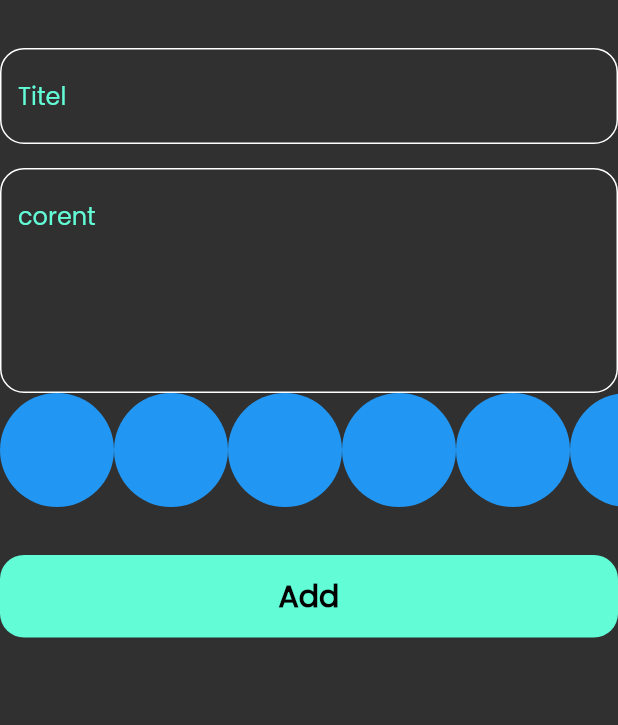
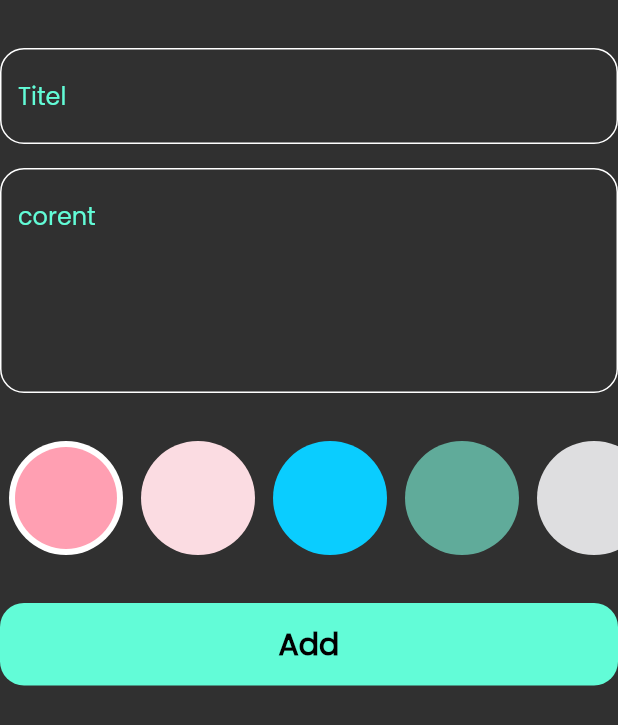
Before and after one commit to abdallh18/notes_app, a Flutter app: the AddNoteForm widget shown alone on an empty page, opened directly, on a phone screen of 412 x 824 dp. Shown: the top 725 px of the screen. Run offline on Flutter 3.47's test engine with Material 2 defaults, Android fonts, the phone set to English and light mode, and no system bars; our stand-ins replace bloc, flutter_bloc, font_awesome_flutter, hive, hive_flutter; accounts and stored records are empty.

Commit message:
colors list view part 2

```diff
--- a/lib/widgets/add_note_form.dart
+++ b/lib/widgets/add_note_form.dart
@@ -46,6 +46,9 @@ class _AddNoteFormState extends State<AddNoteForm> {
             hint: 'corent',
             maxLine: 5,
           ),
+          const SizedBox(
+            height: 32,
+          ),
           const ColorsListView(),
           const SizedBox(
             height: 32,
--- a/lib/widgets/colors_list_view.dart
+++ b/lib/widgets/colors_list_view.dart
@@ -1,29 +1,67 @@
 import 'package:flutter/material.dart';
 
 class ColorItem extends StatelessWidget {
-  const ColorItem({super.key});
-
+  const ColorItem({super.key, required this.isActive, required this.color});
+  final bool isActive;
+  final Color color;
   @override
   Widget build(BuildContext context) {
-    return const CircleAvatar(
-      backgroundColor: Colors.blue,
-      radius: 38,
-    );
+    return isActive
+        ? CircleAvatar(
+            radius: 38,
+            backgroundColor: Colors.white,
+            child: CircleAvatar(
+              backgroundColor: color,
+              radius: 34,
+            ),
+          )
+        : CircleAvatar(
+            backgroundColor: color,
+            radius: 38,
+          );
   }
 }
 
-class ColorsListView extends StatelessWidget {
+class ColorsListView extends StatefulWidget {
   const ColorsListView({super.key});
 
+  @override
+  State<ColorsListView> createState() => _ColorsListViewState();
+}
+
+class _ColorsListViewState extends State<ColorsListView> {
+  int currentIndex = 0;
+
+  List<Color> colors = const [
+    Color(0xffFF9FB2),
+    Color(0xffFBDCE2),
+    Color(0xff0ACDFF),
+    Color(0xff60AB9A),
+    Color(0xffDEDEE0),
+  ];
   @override
   Widget build(BuildContext context) {
     return SizedBox(
       height: 38 * 2,
       child: ListView.builder(
-        itemCount: 10,
+        itemCount: colors.length,
         scrollDirection: Axis.horizontal,
         itemBuilder: (context, index) {
-          return const ColorItem();
+          return Padding(
+            padding: const EdgeInsets.symmetric(
+              horizontal: 6,
+            ),
+            child: GestureDetector(
+              onTap: () {
+                currentIndex = index;
+                setState(() {});
+              },
+              child: ColorItem(
+                color: colors[index],
+                isActive: currentIndex == index,
+              ),
+            ),
+          );
         },
       ),
     );
```
